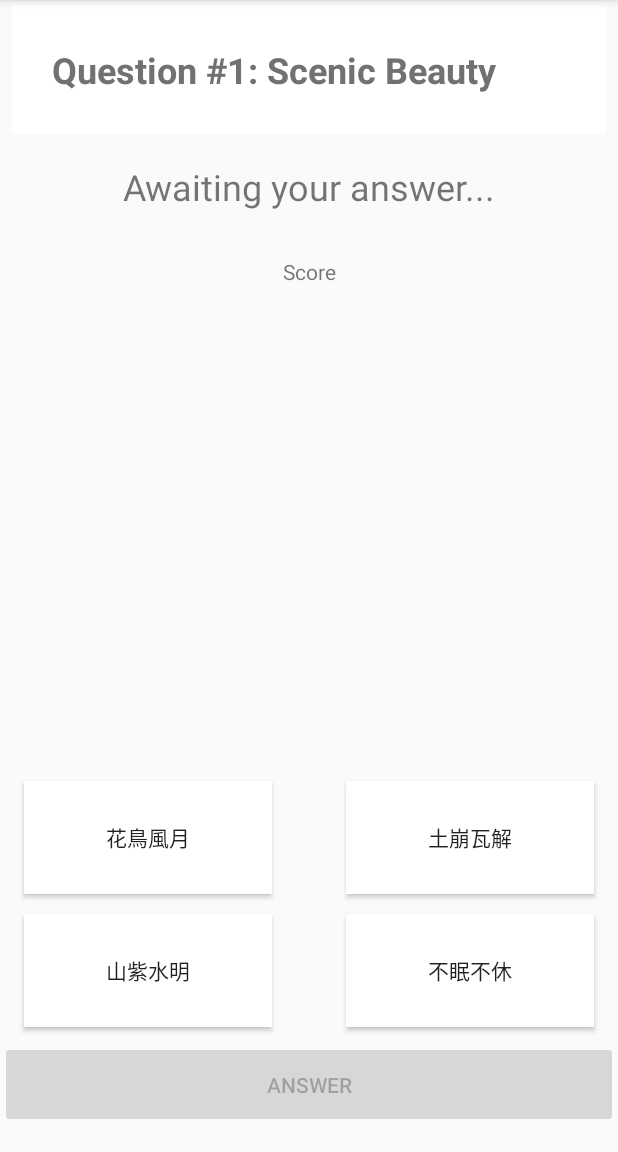
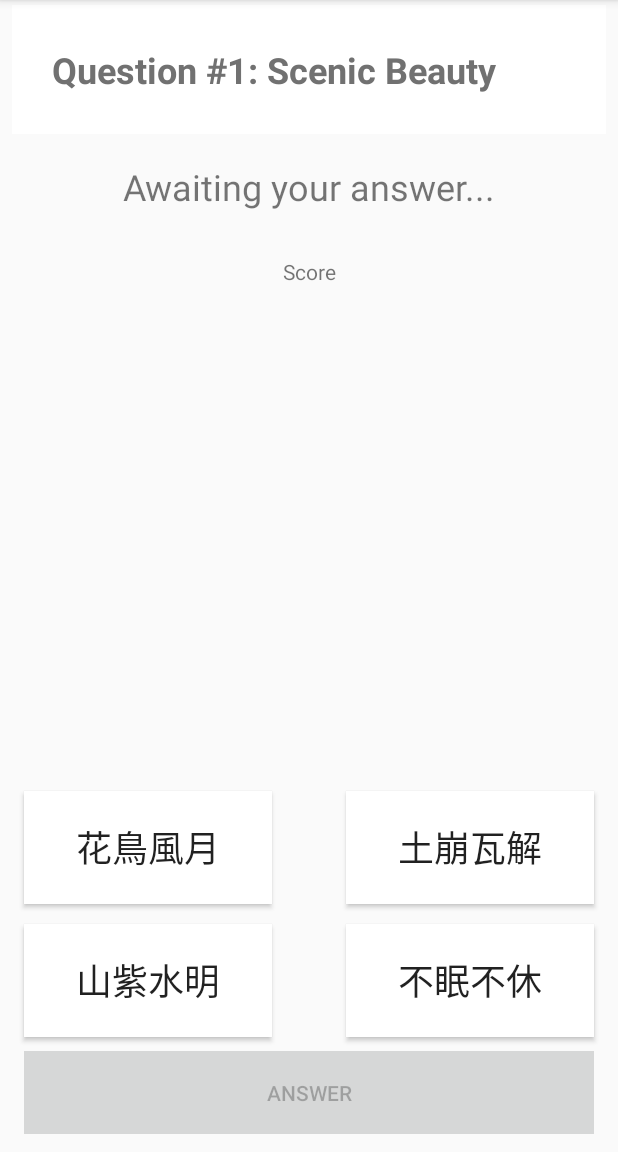
Before and after one commit to mosesweb/JapaneseWordsSimpleQuiz, an Android app: the wordTestActivity screen opened directly, with no data from a screen before it, on a phone screen of 412 x 824 dp, the part 84-1236 px from its top. Run offline under Robolectric (Android 15) with nearby library versions, the phone set to English and light mode, and no system bars.

Commit message:
button text size increased (why didnt i do this before?)

```diff
--- a/app/src/main/res/layout/activity_word_test.xml
+++ b/app/src/main/res/layout/activity_word_test.xml
@@ -42,6 +42,7 @@
         android:background="@color/whiteDef"
         android:onClick="onClick"
         android:text="Button"
+        android:textSize="24sp"
         android:layout_marginRight="16dp"
         app:layout_constraintRight_toRightOf="parent"
         tools:layout_constraintBottom_creator="1"
@@ -59,9 +60,11 @@
         android:background="@color/whiteDef"
         android:onClick="onClick"
         android:text="Button"
+        android:textSize="24sp"
         app:layout_constraintBottom_toTopOf="@+id/next_button"
         app:layout_constraintRight_toRightOf="parent"
-        tools:layout_constraintBottom_creator="1" />
+        tools:layout_constraintBottom_creator="1"
+        />
 
     <Button
         android:id="@+id/ansr_btn4"
@@ -72,6 +75,7 @@
         android:background="@color/whiteDef"
         android:onClick="onClick"
         android:text="Button"
+        android:textSize="24sp"
         app:layout_constraintBottom_toBottomOf="@+id/ansr_btn2"
         app:layout_constraintLeft_toLeftOf="parent"
         app:layout_constraintTop_toTopOf="@+id/ansr_btn2"
@@ -87,6 +91,7 @@
         android:background="@color/whiteDef"
         android:onClick="onClick"
         android:text="Button"
+        android:textSize="24sp"
         app:layout_constraintLeft_toLeftOf="parent"
         tools:layout_constraintBottom_creator="1"
         app:layout_constraintBottom_toTopOf="@+id/ansr_btn4"
@@ -96,8 +101,9 @@
     <Button
         android:id="@+id/next_button"
         android:layout_width="0dp"
-        android:layout_height="58dp"
-        android:layout_marginBottom="16dp"
+        android:layout_height="55dp"
+        android:layout_marginBottom="12dp"
+        android:background="@color/greyButton"
         android:enabled="false"
         android:onClick="nextQuestion"
         android:text="Answer"
@@ -108,7 +114,9 @@
         tools:layout_constraintBottom_creator="1"
         tools:layout_constraintLeft_creator="1"
         tools:layout_constraintRight_creator="1"
-        tools:text="Answer" />
+        tools:text="Answer"
+        android:layout_marginLeft="16dp"
+        android:layout_marginRight="16dp" />
 
     <TextView
         android:id="@+id/result_text"
@@ -137,9 +145,13 @@
         android:id="@+id/description_textview"
         android:layout_width="0dp"
         android:layout_height="wrap_content"
+        android:layout_marginBottom="8dp"
         android:layout_marginTop="29dp"
+        android:maxLines="4"
         android:padding="20px"
-        android:textSize="15sp"
+        android:scrollbars="vertical"
+        android:textSize="24sp"
+        app:layout_constraintBottom_toTopOf="@+id/ansr_btn1"
         app:layout_constraintHorizontal_bias="0.0"
         app:layout_constraintLeft_toLeftOf="parent"
         app:layout_constraintRight_toRightOf="parent"
@@ -148,11 +160,7 @@
         tools:layout_constraintLeft_creator="1"
         tools:layout_constraintRight_creator="1"
         tools:layout_constraintTop_creator="1"
-        tools:text="text here"
-        android:maxLines = "4"
-        android:scrollbars = "vertical"
-        android:layout_marginBottom="8dp"
-        app:layout_constraintBottom_toTopOf="@+id/ansr_btn1" />
+        tools:text="text here" />
 
     <TextView
         android:id="@+id/howmanycorrect"
--- a/app/src/main/res/values/colors.xml
+++ b/app/src/main/res/values/colors.xml
@@ -6,8 +6,5 @@
     <color name="greenCorrect">#8cd88c</color>
     <color name="redWrong">#d88c8c</color>
     <color name="whiteDef">#ffffff</color>
-
-
-
-
+    <color name="greyButton">#D6D7D7</color>
 </resources>
```
